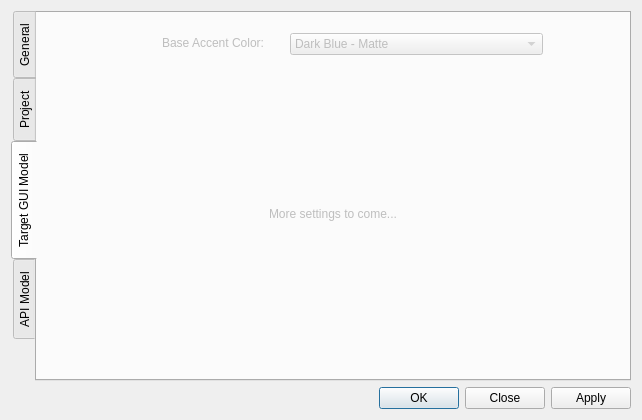
Above: src/gui/ui/manageprojectdialog.ui from facade-technologies-inc/facile before the change. Below: the same form after it.
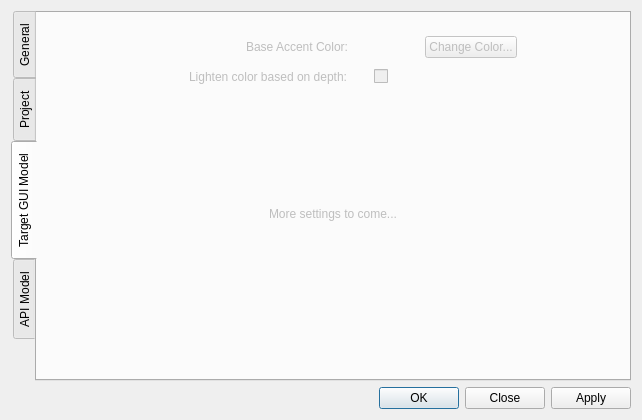
That is the form after the change. The open tabs and pages were chosen to show the change.

Commit message: Not a functional commit. The following needs to be done: - Fix validator background on classic themes - Fix action backgrounds not changing with Theme - Add theme customization - change EC button with theme

Patch:
```diff
--- a/src/gui/ui/manageprojectdialog.ui
+++ b/src/gui/ui/manageprojectdialog.ui
@@ -638,7 +638,7 @@
          <x>10</x>
          <y>20</y>
          <width>571</width>
-         <height>101</height>
+         <height>108</height>
         </rect>
        </property>
        <layout class="QHBoxLayout" name="horizontalLayout_11">
@@ -677,6 +677,12 @@
             </item>
             <item>
              <widget class="QLabel" name="label_9">
+              <property name="minimumSize">
+               <size>
+                <width>0</width>
+                <height>28</height>
+               </size>
+              </property>
               <property name="text">
                <string>Base Accent Color:</string>
               </property>
@@ -684,6 +690,42 @@
             </item>
            </layout>
           </item>
+          <item>
+           <layout class="QHBoxLayout" name="horizontalLayout_25">
+            <item>
+             <spacer name="horizontalSpacer_25">
+              <property name="orientation">
+               <enum>Qt::Horizontal</enum>
+              </property>
+              <property name="sizeHint" stdset="0">
+               <size>
+                <width>40</width>
+                <height>20</height>
+               </size>
+              </property>
+             </spacer>
+            </item>
+            <item>
+             <widget class="QLabel" name="label_10">
+              <property name="minimumSize">
+               <size>
+                <width>0</width>
+                <height>16</height>
+               </size>
+              </property>
+              <property name="maximumSize">
+               <size>
+                <width>16777215</width>
+                <height>16</height>
+               </size>
+              </property>
+              <property name="text">
+               <string>Lighten color based on depth:</string>
+              </property>
+             </widget>
+            </item>
+           </layout>
+          </item>
           <item>
            <spacer name="verticalSpacer_3">
             <property name="orientation">
@@ -718,19 +760,71 @@
         <item>
          <layout class="QVBoxLayout" name="verticalLayout_7">
           <item>
-           <widget class="QComboBox" name="themeBox_2">
-            <property name="minimumSize">
-             <size>
-              <width>253</width>
-              <height>0</height>
-             </size>
-            </property>
+           <layout class="QHBoxLayout" name="horizontalLayout_14">
             <item>
-             <property name="text">
-              <string>Dark Blue - Matte</string>
-             </property>
+             <widget class="QWidget" name="t_baseCol" native="true">
+              <property name="minimumSize">
+               <size>
+                <width>28</width>
+                <height>28</height>
+               </size>
+              </property>
+             </widget>
             </item>
-           </widget>
+            <item>
+             <spacer name="horizontalSpacer_20">
+              <property name="orientation">
+               <enum>Qt::Horizontal</enum>
+              </property>
+              <property name="sizeType">
+               <enum>QSizePolicy::Fixed</enum>
+              </property>
+              <property name="sizeHint" stdset="0">
+               <size>
+                <width>17</width>
+                <height>28</height>
+               </size>
+              </property>
+             </spacer>
+            </item>
+            <item>
+             <widget class="QPushButton" name="t_baseColButton">
+              <property name="maximumSize">
+               <size>
+                <width>16777215</width>
+                <height>16777215</height>
+               </size>
+              </property>
+              <property name="text">
+               <string>Change Color...</string>
+              </property>
+             </widget>
+            </item>
+           </layout>
+          </item>
+          <item>
+           <layout class="QHBoxLayout" name="horizontalLayout_26">
+            <item>
+             <widget class="QCheckBox" name="dynamicCol">
+              <property name="text">
+               <string/>
+              </property>
+             </widget>
+            </item>
+            <item>
+             <spacer name="horizontalSpacer_36">
+              <property name="orientation">
+               <enum>Qt::Horizontal</enum>
+              </property>
+              <property name="sizeHint" stdset="0">
+               <size>
+                <width>40</width>
+                <height>20</height>
+               </size>
+              </property>
+             </spacer>
+            </item>
+           </layout>
           </item>
           <item>
            <spacer name="verticalSpacer_4">
```
Left out of the diff: 114 changed lines with no effect on the pictures. The commit also changes 9 other files.
